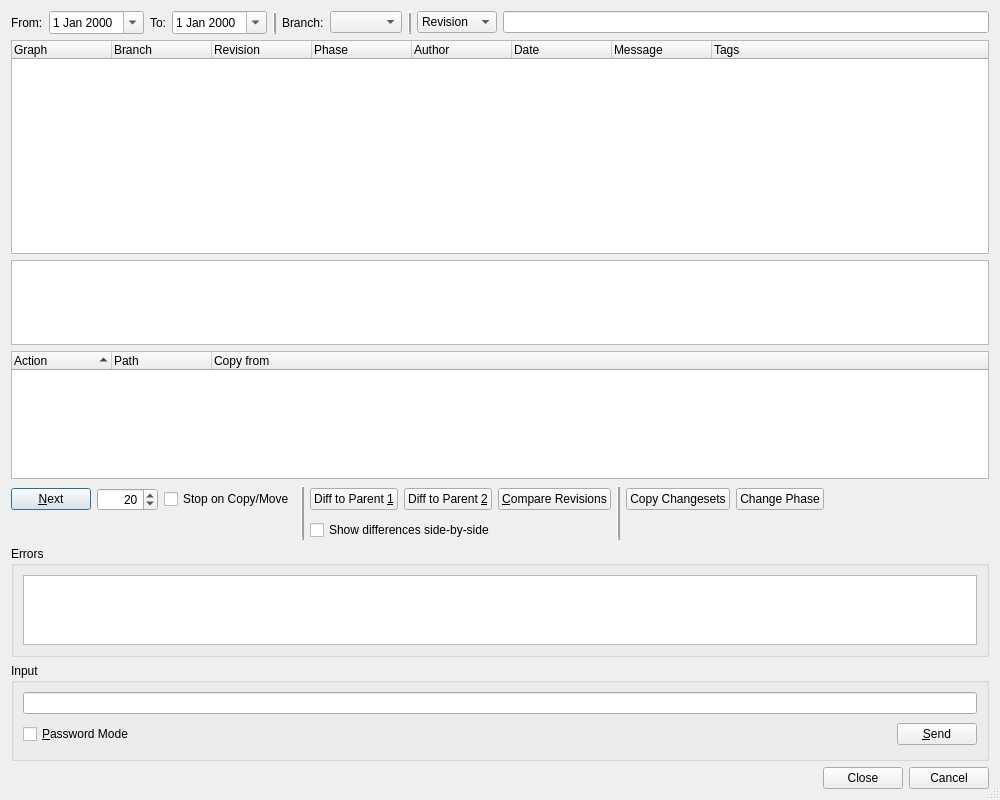
First picture: the form in Plugins/VcsPlugins/vcsMercurial/HgLogBrowserDialog.ui, repository testmana2/test, before the edit.
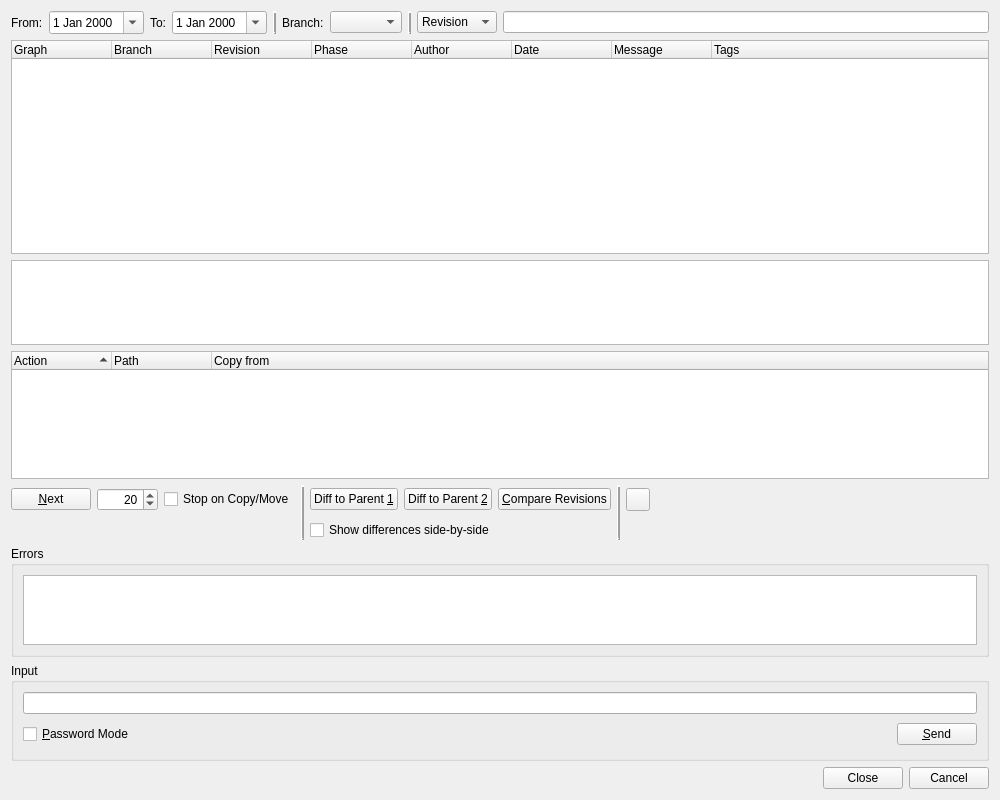
Second picture: the form after the edit. Custom widgets are drawn as their Qt base class.

```diff
--- a/Plugins/VcsPlugins/vcsMercurial/HgLogBrowserDialog.ui
+++ b/Plugins/VcsPlugins/vcsMercurial/HgLogBrowserDialog.ui
@@ -1,7 +1,7 @@
 <?xml version="1.0" encoding="UTF-8"?>
 <ui version="4.0">
  <class>HgLogBrowserDialog</class>
- <widget class="QDialog" name="HgLogBrowserDialog">
+ <widget class="QWidget" name="HgLogBrowserDialog">
   <property name="geometry">
    <rect>
     <x>0</x>
@@ -13,9 +13,6 @@
   <property name="windowTitle">
    <string>Mercurial Log</string>
   </property>
-  <property name="sizeGripEnabled">
-   <bool>true</bool>
-  </property>
   <layout class="QVBoxLayout" name="verticalLayout">
    <item>
     <layout class="QHBoxLayout" name="horizontalLayout_2">
@@ -342,31 +339,7 @@
        </property>
       </widget>
      </item>
-     <item row="0" column="8">
-      <widget class="QPushButton" name="graftButton">
-       <property name="toolTip">
-        <string>Press to copy the selected changesets to the current branch</string>
-       </property>
-       <property name="text">
-        <string>Copy Changesets</string>
-       </property>
-      </widget>
-     </item>
      <item row="0" column="9">
-      <widget class="QPushButton" name="phaseButton">
-       <property name="toolTip">
-        <string>Change the phase of the selected revisions</string>
-       </property>
-       <property name="whatsThis">
-        <string>&lt;b&gt;Change Phase&lt;/b&gt;
-&lt;p&gt;This changes the phase of the selected revisions. The selected revisions have to have the same current phase.&lt;/p&gt;</string>
-       </property>
-       <property name="text">
-        <string>Change Phase</string>
-       </property>
-      </widget>
-     </item>
-     <item row="0" column="10">
       <spacer>
        <property name="orientation">
         <enum>Qt::Horizontal</enum>
@@ -389,6 +362,16 @@
        </property>
       </widget>
      </item>
+     <item row="0" column="8">
+      <widget class="QToolButton" name="actionsButton">
+       <property name="toolTip">
+        <string>Select action from menu</string>
+       </property>
+       <property name="popupMode">
+        <enum>QToolButton::InstantPopup</enum>
+       </property>
+      </widget>
+     </item>
     </layout>
    </item>
    <item>
```
Left out of the diff: 28 changed lines with no effect on the pictures.
